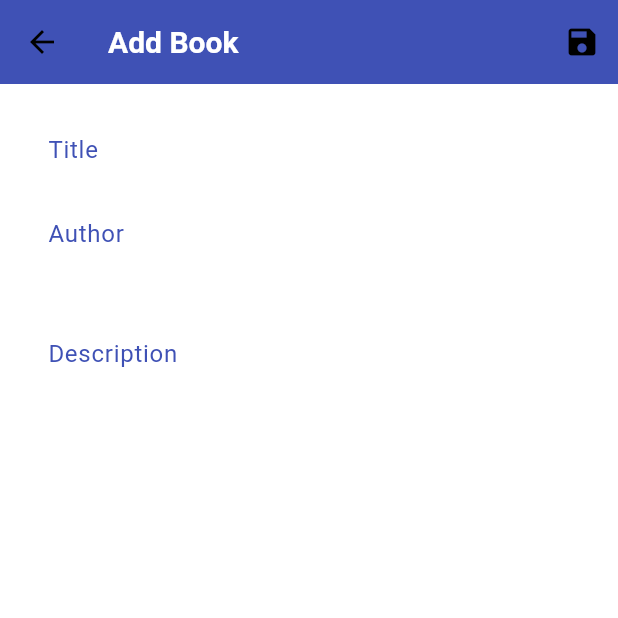
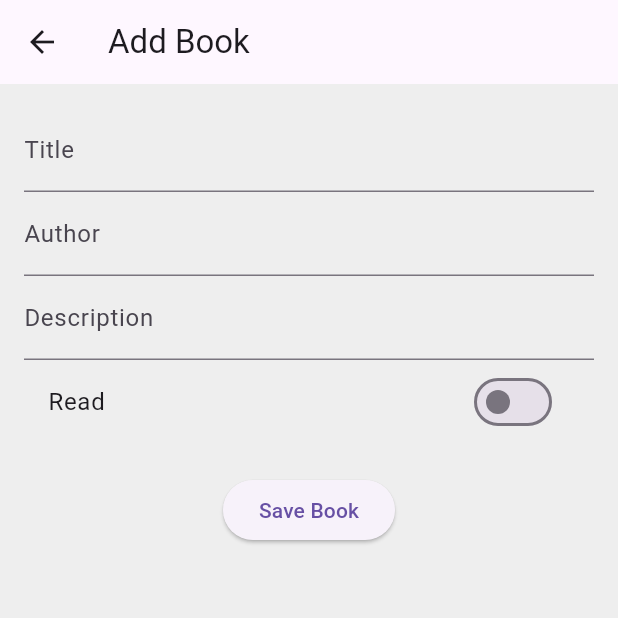
Before and after one commit to bennynsengiyumva/mid_term, a Flutter app: the screen it shows after launch, after a tap on the "add" icon, on a phone screen of 412 x 824 dp, the top half of it. Run offline on Flutter 3.47's test engine with Material 3 defaults, Android fonts, the phone set to English and light mode, and no system bars; our stand-ins replace shared_preferences, sqflite; accounts and stored records are empty.

Commit message:
new version

```diff
--- a/lib/main.dart
+++ b/lib/main.dart
@@ -1,9 +1,12 @@
 import 'package:flutter/material.dart';
 import 'package:provider/provider.dart';
+
 import './providers/book_provider.dart';
+import './screens/add_book_screen.dart';
+import './screens/book_detail_screen.dart';
 import './screens/book_list_screen.dart';
 import './screens/edit_book_screen.dart';
-import './screens/book_detail_screen.dart';
+import './screens/search_screen.dart';
 
 void main() {
   runApp(MyApp());
@@ -17,53 +20,18 @@ class MyApp extends StatelessWidget {
       child: Consumer<BookProvider>(
         builder: (ctx, bookProvider, child) {
           return MaterialApp(
-            title: 'Book Library',
-            theme: ThemeData(
-              primarySwatch: Colors.indigo,
-              colorScheme: ColorScheme.fromSwatch().copyWith(
-                secondary: Colors.amber,
-              ),
-              textTheme: TextTheme(
-                headlineLarge: TextStyle(
-                  fontSize: 36.0,
-                  fontWeight: FontWeight.bold,
-                  color: Colors.indigo,
-                ),
-                bodyMedium: TextStyle(
-                  fontSize: 18.0,
-                  color: Colors.black,
-                ),
-              ),
-              appBarTheme: AppBarTheme(
-                backgroundColor: Colors.indigo,
-                titleTextStyle: TextStyle(
-                  fontSize: 20.0,
-                  fontWeight: FontWeight.bold,
-                  color: Colors.white,
-                ),
-              ),
-              buttonTheme: ButtonThemeData(
-                buttonColor: Colors.amber,
-                textTheme: ButtonTextTheme.primary,
-              ),
-              inputDecorationTheme: InputDecorationTheme(
-                border: OutlineInputBorder(),
-                labelStyle: TextStyle(
-                  color: Colors.indigo,
-                ),
-                focusedBorder: OutlineInputBorder(
-                  borderSide: BorderSide(
-                    color: Colors.indigo,
+            title: 'NB Library',
+            theme: bookProvider.isDarkMode
+                ? ThemeData.dark()
+                : ThemeData.light().copyWith(
+                    scaffoldBackgroundColor: Colors.grey[200],
                   ),
-                ),
-              ),
-            ),
-            darkTheme: ThemeData.dark(),
-            themeMode: bookProvider.isDarkMode ? ThemeMode.dark : ThemeMode.light,
-            home: BookListScreen(),
+            home: HomeScreen(),
             routes: {
               EditBookScreen.routeName: (ctx) => EditBookScreen(),
               BookDetailScreen.routeName: (ctx) => BookDetailScreen(''),
+              SearchScreen.routeName: (ctx) => SearchScreen(),
+              AddBookScreen.routeName: (ctx) => AddBookScreen(),
             },
           );
         },
@@ -71,3 +39,51 @@ class MyApp extends StatelessWidget {
     );
   }
 }
+
+class HomeScreen extends StatefulWidget {
+  @override
+  _HomeScreenState createState() => _HomeScreenState();
+}
+
+class _HomeScreenState extends State<HomeScreen> {
+  int _selectedIndex = 0;
+
+  List<Widget> _pages = [
+    BookListScreen(),
+    SearchScreen(),
+  ];
+
+  void _onItemTapped(int index) {
+    setState(() {
+      _selectedIndex = index;
+    });
+  }
+
+  @override
+  Widget build(BuildContext context) {
+    return Scaffold(
+      body: _pages[_selectedIndex],
+      bottomNavigationBar: BottomNavigationBar(
+        items: const <BottomNavigationBarItem>[
+          BottomNavigationBarItem(
+            icon: Icon(Icons.library_books),
+            label: 'Library',
+          ),
+          BottomNavigationBarItem(
+            icon: Icon(Icons.search),
+            label: 'Search',
+          ),
+        ],
+        currentIndex: _selectedIndex,
+        selectedItemColor: Colors.lightBlue,
+        onTap: _onItemTapped,
+      ),
+      floatingActionButton: FloatingActionButton(
+        child: Icon(Icons.add),
+        onPressed: () {
+          Navigator.of(context).pushNamed(AddBookScreen.routeName);
+        },
+      ),
+    );
+  }
+}
--- a/lib/providers/book_provider.dart
+++ b/lib/providers/book_provider.dart
@@ -1,8 +1,8 @@
-// book_provider.dart
 import 'package:flutter/foundation.dart';
 import 'package:shared_preferences/shared_preferences.dart';
+
+import '../helpers/db_helper.dart';
 import '../models/book.dart';
-import '../helpers/db_helper.dart';
 
 class BookProvider with ChangeNotifier {
   List<Book> _books = [];
@@ -17,6 +17,8 @@ class BookProvider with ChangeNotifier {
       sortedBooks.sort((a, b) => a.title.compareTo(b.title));
     } else if (_sortOrder == 'author') {
       sortedBooks.sort((a, b) => a.author.compareTo(b.author));
+    } else if (_sortOrder == 'read') {
+      sortedBooks.sort((a, b) => a.isRead ? -1 : 1);
     }
 
     if (_searchQuery.isNotEmpty) {
--- /dev/null
+++ b/lib/screens/add_book_screen.dart
@@ -0,0 +1,110 @@
+import 'package:flutter/material.dart';
+import 'package:provider/provider.dart';
+
+import '../models/book.dart';
+import '../providers/book_provider.dart';
+
+class AddBookScreen extends StatefulWidget {
+  static const routeName = '/add-book';
+
+  @override
+  _AddBookScreenState createState() => _AddBookScreenState();
+}
+
+class _AddBookScreenState extends State<AddBookScreen> {
+  final _formKey = GlobalKey<FormState>();
+  String _title = '';
+  String _author = '';
+  String _description = ''; // Added description field
+  bool _isRead = false;
+
+  void _saveForm() {
+    if (_formKey.currentState!.validate()) {
+      _formKey.currentState!.save();
+      final newBook = Book(
+        id: DateTime.now().toString(),
+        title: _title,
+        author: _author,
+        description: _description,
+        // Added description parameter
+        rating: 0,
+        isRead: _isRead,
+      );
+      Provider.of<BookProvider>(context, listen: false).addBook(newBook);
+      Navigator.of(context).pop();
+    }
+  }
+
+  @override
+  Widget build(BuildContext context) {
+    return Scaffold(
+      appBar: AppBar(
+        title: Text('Add Book'),
+      ),
+      body: Padding(
+        padding: const EdgeInsets.all(16.0),
+        child: Form(
+          key: _formKey,
+          child: Column(
+            children: [
+              TextFormField(
+                decoration: InputDecoration(labelText: 'Title'),
+                textInputAction: TextInputAction.next,
+                validator: (value) {
+                  if (value!.isEmpty) {
+                    return 'Please provide a title.';
+                  }
+                  return null;
+                },
+                onSaved: (value) {
+                  _title = value!;
+                },
+              ),
+              TextFormField(
+                decoration: InputDecoration(labelText: 'Author'),
+                textInputAction: TextInputAction.next,
+                validator: (value) {
+                  if (value!.isEmpty) {
+                    return 'Please provide an author.';
+                  }
+                  return null;
+                },
+                onSaved: (value) {
+                  _author = value!;
+                },
+              ),
+              TextFormField(
+                decoration: InputDecoration(labelText: 'Description'),
+                // Added description field
+                textInputAction: TextInputAction.next,
+                validator: (value) {
+                  if (value!.isEmpty) {
+                    return 'Please provide a description.';
+                  }
+                  return null;
+                },
+                onSaved: (value) {
+                  _description = value!;
+                },
+              ),
+              SwitchListTile(
+                title: Text('Read'),
+                value: _isRead,
+                onChanged: (value) {
+                  setState(() {
+                    _isRead = value;
+                  });
+                },
+              ),
+              SizedBox(height: 20),
+              ElevatedButton(
+                child: Text('Save Book'),
+                onPressed: _saveForm,
+              ),
+            ],
+          ),
+        ),
+      ),
+    );
+  }
+}
--- a/lib/screens/book_list_screen.dart
+++ b/lib/screens/book_list_screen.dart
@@ -1,7 +1,8 @@
-// book_list_screen.dart
 import 'package:flutter/material.dart';
 import 'package:provider/provider.dart';
+
 import '../providers/book_provider.dart';
+import '../screens/add_book_screen.dart'; // Import AddBookScreen
 import '../screens/book_detail_screen.dart';
 import '../screens/edit_book_screen.dart';
 
@@ -34,40 +35,47 @@ class BookListScreen extends StatelessWidget {
                 child: Text('Sort by Author'),
                 value: 'author',
               ),
+              PopupMenuItem(
+                child: Text('Sort by Read Status'),
+                value: 'read',
+              ),
             ],
           ),
         ],
       ),
       body: Column(
         children: [
-          Padding(
-            padding: EdgeInsets.all(8.0),
-            child: TextField(
-              decoration: InputDecoration(
-                labelText: 'Search',
-                border: OutlineInputBorder(),
-                suffixIcon: Icon(Icons.search),
-              ),
-              onChanged: (value) {
-                bookProvider.searchBooks(value);
-              },
-            ),
-          ),
           Expanded(
             child: ListView.builder(
               itemCount: books.length,
               itemBuilder: (ctx, index) {
                 final book = books[index];
-                return Card(
-                  margin: EdgeInsets.symmetric(vertical: 8, horizontal: 16),
-                  child: ListTile(
-                    title: Text(book.title, style: Theme.of(context).textTheme.bodyLarge),
+                return ListTile(
+                  title: Text(book.title),
                   subtitle: Text(book.author),
-                    trailing: IconButton(
-                      icon: Icon(Icons.delete, color: Theme.of(context).colorScheme.secondary),
+                  trailing: Row(
+                    mainAxisSize: MainAxisSize.min,
+                    children: [
+                      IconButton(
+                        icon: Icon(Icons.edit),
+                        onPressed: () {
+                          Navigator.of(context).push(
+                            MaterialPageRoute(
+                              builder: (ctx) => EditBookScreen(book: book),
+                            ),
+                          );
+                        },
+                      ),
+                      IconButton(
+                        icon: Icon(Icons.delete),
                         onPressed: () {
                           bookProvider.deleteBook(book.id);
                         },
+                      ),
+                      Icon(book.isRead
+                          ? Icons.check_box
+                          : Icons.check_box_outline_blank),
+                    ],
                   ),
                   onTap: () {
                     Navigator.of(context).push(
@@ -76,7 +84,6 @@ class BookListScreen extends StatelessWidget {
                       ),
                     );
                   },
-                  ),
                 );
               },
             ),
@@ -86,11 +93,7 @@ class BookListScreen extends StatelessWidget {
       floatingActionButton: FloatingActionButton(
         child: Icon(Icons.add),
         onPressed: () {
-          Navigator.of(context).push(
-            MaterialPageRoute(
-              builder: (ctx) => EditBookScreen(),
-            ),
-          );
+          Navigator.of(context).pushNamed(AddBookScreen.routeName);
         },
       ),
     );
```
Also changed, not shown: lib/screens/search_screen.dart (added, +58 -0 lines). Lines whose indentation alone changed are shown as unchanged.
